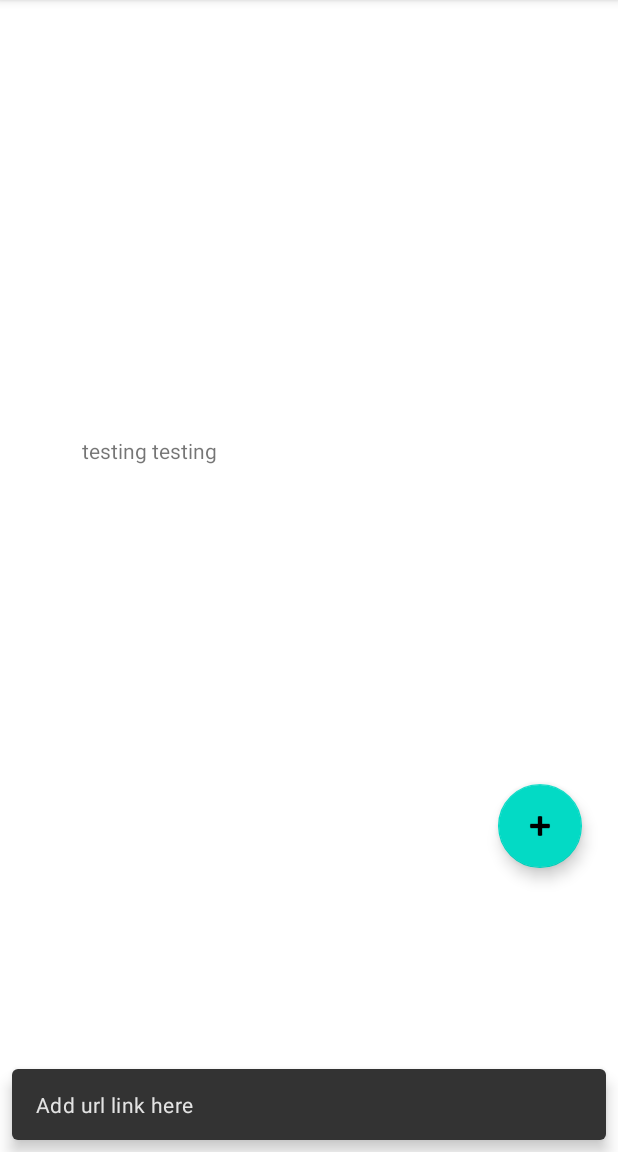
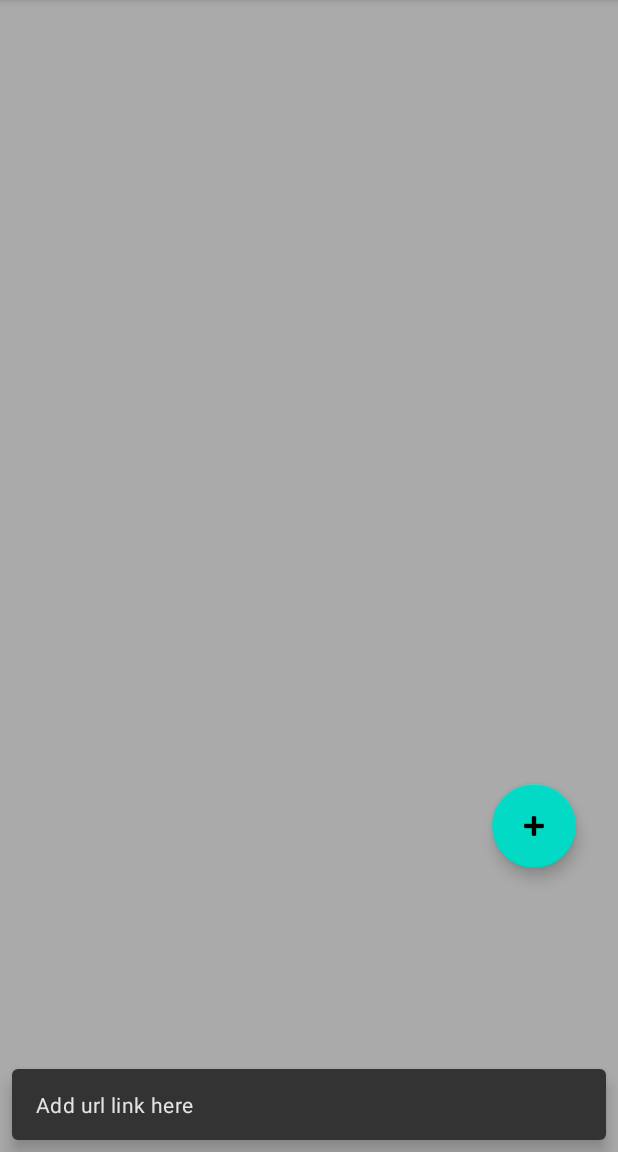
Before and after one commit to martapalermo/5520_SemesterApp, an Android app: the A4 screen opened directly, with no data from a screen before it, after a tap on "add link", on a phone screen of 412 x 824 dp, the part 84-1236 px from its top. Run offline under Robolectric (Android 15) with nearby library versions, the phone set to English and light mode, and no system bars.

Commit message:
added recycler view sample code to be edited

```diff
--- a/app/src/main/java/edu/neu/madcourse/madsu21_martapalermo/A4.java
+++ b/app/src/main/java/edu/neu/madcourse/madsu21_martapalermo/A4.java
@@ -2,28 +2,121 @@ package edu.neu.madcourse.madsu21_martapalermo;
 
 import android.os.Bundle;
 import android.view.View;
+import android.widget.Toast;
 
 import androidx.appcompat.app.AppCompatActivity;
+import androidx.recyclerview.widget.LinearLayoutManager;
+import androidx.recyclerview.widget.RecyclerView;
 
 import com.google.android.material.floatingactionbutton.FloatingActionButton;
 import com.google.android.material.snackbar.Snackbar;
 
+import java.util.ArrayList;
+import java.util.Random;
+
 public class A4 extends AppCompatActivity {
+
+    private ArrayList<ItemCard> itemList = new ArrayList<>();
+    private RecyclerView recyclerView;
+    private RviewAdapter rviewAdapter;
+    private RecyclerView.LayoutManager rLayoutManager;
+
+    private static final String KEY_OF_INSTANCE = "KEY_OF_INSTANCE";
+    private static final String NUMBER_OF_ITEMS = "NUMBER_OF_ITEMS";
 
     @Override
     protected void onCreate(Bundle savedInstanceState) {
         super.onCreate(savedInstanceState);
         setContentView(R.layout.activity_linkcollector);
 
+        init(savedInstanceState);
+
         FloatingActionButton fab = findViewById(R.id.fabAdd);
         fab.setOnClickListener(new View.OnClickListener() {
 
             @Override
             public void onClick(View v) {
-                Snackbar.make(v, "Add url link here",
-                        Snackbar.LENGTH_LONG).setAction("Action", null).show();
+                int pos = 0;
+                addItem(pos);
             }
         });
+
+        fab.setOnClickListener(v -> Snackbar.make(v, "Add url link here",
+                Snackbar.LENGTH_LONG).setAction("Action", null).show());
     }
 
+    private void init(Bundle savedInstanceState) {
+        initialItemData(savedInstanceState);
+        createRecyclerView();
+    }
+
+    private void createRecyclerView() {
+        rLayoutManager = new LinearLayoutManager(this);
+
+        recyclerView = findViewById(R.id.recycler_view);
+        recyclerView.setHasFixedSize(true);
+
+        rviewAdapter = new RviewAdapter(itemList);
+        ItemClickListener itemClickListener = new ItemClickListener() {
+            @Override
+            public void onItemClick(int position) {
+                //attributions bond to the item has been changed
+                itemList.get(position).onItemClick(position);
+
+                rviewAdapter.notifyItemChanged(position);
+            }
+
+            @Override
+            public void onCheckBoxClick(int position) {
+                //attributions bond to the item has been changed
+                itemList.get(position).onCheckBoxClick(position);
+
+                rviewAdapter.notifyItemChanged(position);
+            }
+        };
+        rviewAdapter.setOnItemClickListener(itemClickListener);
+
+        recyclerView.setAdapter(rviewAdapter);
+        recyclerView.setLayoutManager(rLayoutManager);
+    }
+
+    private void initialItemData(Bundle savedInstanceState) {
+        // Not the first time to open this Activity
+        if (savedInstanceState != null && savedInstanceState.containsKey(NUMBER_OF_ITEMS)) {
+            if (itemList == null || itemList.size() == 0) {
+
+                int size = savedInstanceState.getInt(NUMBER_OF_ITEMS);
+
+                // Retrieve keys we stored in the instance
+                for (int i = 0; i < size; i++) {
+                    Integer imgId = savedInstanceState.getInt(KEY_OF_INSTANCE + i + "0");
+                    String itemName = savedInstanceState.getString(KEY_OF_INSTANCE + i + "1");
+                    String itemDesc = savedInstanceState.getString(KEY_OF_INSTANCE + i + "2");
+                    boolean isChecked = savedInstanceState.getBoolean(KEY_OF_INSTANCE + i + "3");
+
+                    // We need to make sure names such as "XXX(checked)" will not duplicate
+                    // Use a tricky way to solve this problem, not the best though
+                    if (isChecked) {
+                        itemName = itemName.substring(0, itemName.lastIndexOf("("));
+                    }
+                    ItemCard itemCard = new ItemCard(imgId, itemName, itemDesc, isChecked);
+
+                    itemList.add(itemCard);
+                }
+            }
+        }
+
+    }
+
+    private void addItem(int position) {
+        itemList.add(position, new ItemCard(R.drawable.empty, "No Logo item",
+                "Item id: "
+                        + Math.abs(new Random().nextInt(100000)), false));
+        Toast.makeText(A4.this, "Add an item", Toast.LENGTH_SHORT).show();
+
+        rviewAdapter.notifyItemInserted(position);
+    }
+
+
+
 }
--- /dev/null
+++ b/app/src/main/java/edu/neu/madcourse/madsu21_martapalermo/ItemClickListener.java
@@ -0,0 +1,8 @@
+package edu.neu.madcourse.madsu21_martapalermo;
+
+public interface ItemClickListener {
+
+    void onItemClick(int position);
+
+    void onCheckBoxClick(int position);
+}
--- /dev/null
+++ b/app/src/main/java/edu/neu/madcourse/madsu21_martapalermo/RviewAdapter.java
@@ -0,0 +1,47 @@
+package edu.neu.madcourse.madsu21_martapalermo;
+
+import android.content.ClipData;
+import android.view.LayoutInflater;
+import android.view.View;
+import android.view.ViewGroup;
+
+import androidx.annotation.NonNull;
+import androidx.recyclerview.widget.RecyclerView;
+
+import java.util.ArrayList;
+
+public class RviewAdapter extends RecyclerView.Adapter<RviewHolder> {
+
+    private final ArrayList<ItemCard> itemList;
+    private ItemClickListener listener;
+
+    public RviewAdapter(ArrayList<ItemCard> itemList) {
+        this.itemList = itemList;
+    }
+
+    public void setOnItemClickListener(ItemClickListener listener) {
+        this.listener = listener;
+    }
+
+    @Override
+    public RviewHolder onCreateViewHolder(ViewGroup parent, int viewType) {
+        View view = LayoutInflater.from(parent.getContext())
+                .inflate(R.layout.item_card, parent, false);
+        return new RviewHolder(view, listener);
+    }
+
+    @Override
+    public void onBindViewHolder(RviewHolder holder, int position) {
+        ItemCard currentItem = itemList.get(position);
+
+        //holder.itemIcon.setImageResource(currentItem.getImageSource());
+        holder.itemName.setText(currentItem.getItemName());
+        holder.itemDescription.setText(currentItem.getItemDescription());
+        holder.checkBox.setChecked(currentItem.isChecked());
+    }
+
+    @Override
+    public int getItemCount() {
+        return itemList.size();
+    }
+}
--- /dev/null
+++ b/app/src/main/res/drawable/empty.xml
@@ -0,0 +1,10 @@
+<vector xmlns:android="http://schemas.android.com/apk/res/android"
+    android:width="24dp"
+    android:height="24dp"
+    android:viewportWidth="24"
+    android:viewportHeight="24"
+    android:tint="?attr/colorControlNormal">
+    <path
+        android:pathData="M17.6,11.48 L19.44,8.3a0.63,0.63 0,0 0,-1.09 -0.63l-1.88,3.24a11.43,11.43 0,0 0,-8.94 0L5.65,7.67a0.63,0.63 0,0 0,-1.09 0.63L6.4,11.48A10.81,10.81 0,0 0,1 20L23,20A10.81,10.81 0,0 0,17.6 11.48ZM7,17.25A1.25,1.25 0,1 1,8.25 16,1.25 1.25,0 0,1 7,17.25ZM17,17.25A1.25,1.25 0,1 1,18.25 16,1.25 1.25,0 0,1 17,17.25Z"
+        android:fillColor="@android:color/white"/>
+</vector>
--- a/app/src/main/res/layout/activity_linkcollector.xml
+++ b/app/src/main/res/layout/activity_linkcollector.xml
@@ -6,29 +6,44 @@
     android:layout_height="match_parent"
     tools:context=".A4">
 
-    <TextView
-        android:id="@+id/hello"
-        android:layout_width="wrap_content"
-        android:layout_height="wrap_content"
-        android:text="@string/testing_testing"
+<!--    <TextView-->
+<!--        android:id="@+id/hello"-->
+<!--        android:layout_width="wrap_content"-->
+<!--        android:layout_height="wrap_content"-->
+<!--        android:text="@string/testing_testing"-->
+<!--        app:layout_constraintBottom_toBottomOf="parent"-->
+<!--        app:layout_constraintEnd_toEndOf="parent"-->
+<!--        app:layout_constraintHorizontal_bias="0.169"-->
+<!--        app:layout_constraintStart_toStartOf="parent"-->
+<!--        app:layout_constraintTop_toTopOf="parent"-->
+<!--        app:layout_constraintVertical_bias="0.388" />-->
+
+    <androidx.recyclerview.widget.RecyclerView
+        android:id="@+id/recycler_view"
+        android:layout_width="match_parent"
+        android:layout_height="match_parent"
+        android:background="@android:color/darker_gray"
+        android:padding="5dp"
         app:layout_constraintBottom_toBottomOf="parent"
         app:layout_constraintEnd_toEndOf="parent"
-        app:layout_constraintHorizontal_bias="0.169"
+        app:layout_constraintHorizontal_bias="1.0"
         app:layout_constraintStart_toStartOf="parent"
         app:layout_constraintTop_toTopOf="parent"
-        app:layout_constraintVertical_bias="0.388" />
+        app:layout_constraintVertical_bias="0.0" />
 
     <com.google.android.material.floatingactionbutton.FloatingActionButton
         android:id="@+id/fabAdd"
         android:layout_width="wrap_content"
         android:layout_height="wrap_content"
+
         android:layout_gravity="bottom"
         android:clickable="true"
+        android:focusable="true"
         android:contentDescription="@string/add_link"
         app:layout_constraintStart_toStartOf="@id/guideline3"
         app:layout_constraintTop_toBottomOf="@id/guideline2"
         app:srcCompat="@android:drawable/ic_input_add"
-        tools:ignore="MissingConstraints" />
+      />
 
     <androidx.constraintlayout.widget.Guideline
         android:id="@+id/guideline2"
@@ -42,7 +57,7 @@
         android:layout_width="wrap_content"
         android:layout_height="wrap_content"
         android:orientation="vertical"
-        app:layout_constraintGuide_begin="332dp" />
+        app:layout_constraintGuide_begin="328dp" />
 
 
 </androidx.constraintlayout.widget.ConstraintLayout>
```
Also changed, not shown: app/src/main/java/edu/neu/madcourse/madsu21_martapalermo/ItemCard.java (added, +44 -0 lines), app/src/main/java/edu/neu/madcourse/madsu21_martapalermo/RviewHolder.java (added, +52 -0 lines), app/src/main/res/layout/item_card.xml (added, +58 -0 lines).
